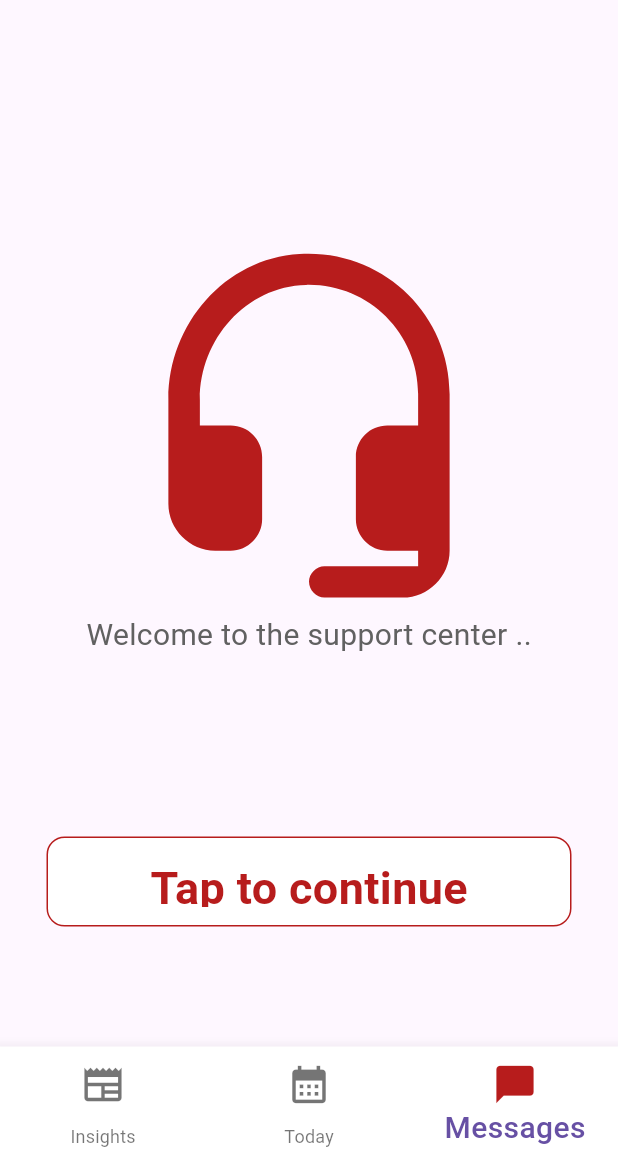
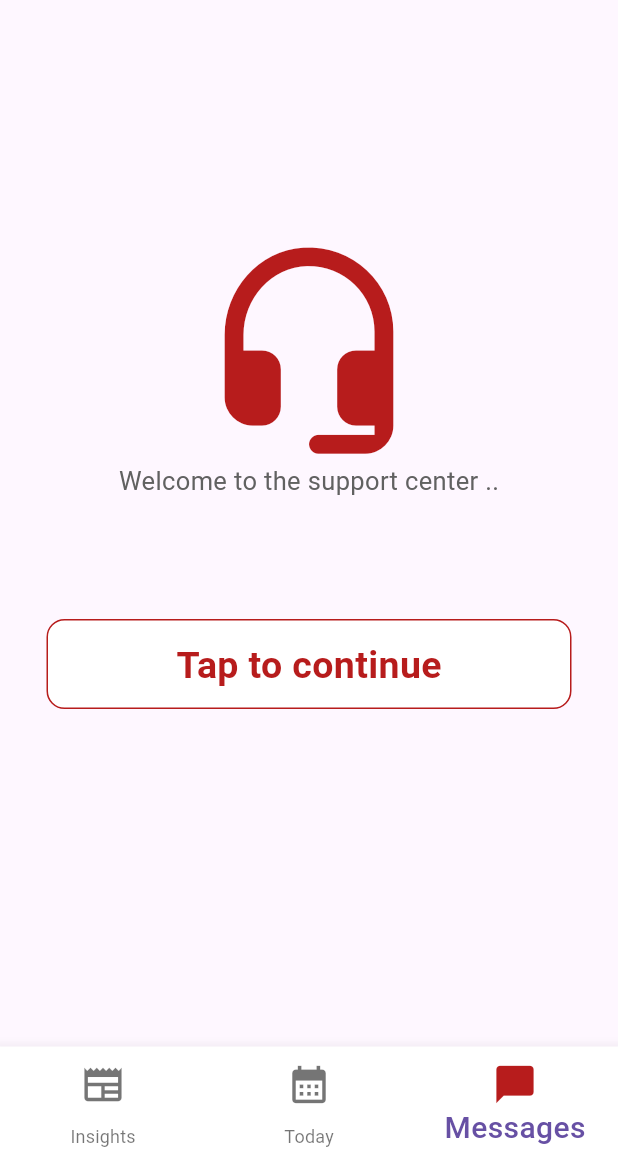
Before and after one commit to frankamale/carePulse, a Flutter app: the HomePage screen opened directly, item 3 of the bottom bar chosen, on a phone screen of 412 x 824 dp, the part 71-1236 px from its top. Run offline on Flutter 3.47's test engine with Material 3 defaults, Android fonts, the light colour scheme and no system bars; our stand-ins replace awesome_notifications, firebase_auth, firebase_core, flutter_timezone, fluttertoast; missing offline and left inert: kommunicate_flutter; accounts and stored records are empty.

Commit message:
Adding notifications

```diff
--- /dev/null
+++ b/devtools_options.yaml
@@ -0,0 +1 @@
+extensions:
--- a/lib/pages/1_home_page.dart
+++ b/lib/pages/1_home_page.dart
@@ -1,10 +1,17 @@
+import 'package:awesome_notifications/awesome_notifications.dart';
 import 'package:carepulse/pages/2_Insights.dart';
 import 'package:carepulse/pages/3_today.dart';
 import 'package:carepulse/pages/4_messages.dart';
+import 'package:carepulse/pages/schedule_medication.dart';
 import 'package:firebase_auth/firebase_auth.dart';
 import 'package:flutter/material.dart';
+import 'package:flutter/services.dart';
+import 'package:fluttertoast/fluttertoast.dart';
 
+import '../components/notifications.dart';
+import '../components/services/notificationServices.dart';
 import 'login.dart';
+
 class HomePage extends StatefulWidget {
   const HomePage({super.key});
 
@@ -13,39 +20,101 @@ class HomePage extends StatefulWidget {
 }
 
 class _HomePageState extends State<HomePage> {
+  //request for permissions
+
+  @override
+  void initState() {
+    super.initState();
+    AwesomeNotifications().isNotificationAllowed().then((isAllowed) {
+      if (!isAllowed) {
+        showDialog(
+            context: context,
+            builder: (context) =>
+                AlertDialog(
+                    title: const Text('Allow Notifications'),
+                    content:
+                    const Text('Our app would like to send notifications'),
+                    actions: [
+                      TextButton(
+                        onPressed: () {
+                          Navigator.pop(context);
+                        },
+                        child: const Text(
+                          'Don\'t Allow',
+                          style: TextStyle(color: Colors.grey, fontSize: 18),
+                        ),
+                      ),
+                      TextButton(
+                        onPressed: () =>
+                            AwesomeNotifications()
+                                .requestPermissionToSendNotifications()
+                                .then((_) => Navigator.pop(context)),
+                        child: Text(
+                          'Allow',
+                          style: TextStyle(
+                            color: Colors.red[900],
+                            fontSize: 18,
+                            fontWeight: FontWeight.bold,
+                          ),
+                        ),
+                      ),
+                    ]));
+      }
+    });
+    @pragma("vm:entry-point")
+    Future<void> onNotificationCreatedMethod(
+        ReceivedNotification receivedNotification) async {
+      ScaffoldMessengerState scaffoldMessanger = ScaffoldMessenger.of(context);
+    }
+
+    @pragma("vm:entry-point")
+    Future<void> onActionReceivedMethod(ReceivedAction receivedAction) async {
+      print('Notification tapped');
+      Navigator.pushAndRemoveUntil(
+          context,
+          MaterialPageRoute(builder: (_) => NotificationPage()),
+              (route) => false);
+    }
+  }
+
+  @override
+  void dispose() {
+    AwesomeNotifications().cancelAll();
+    super.dispose();
+  }
 
   //to store the pages to be displayed in the bottom nav bar
-  final List <Widget> _tabs =[
+  final List<Widget> _tabs = [
     const Insights(),
     const Today(),
     const Messages()
   ];
   int _currentIndex = 1;
+
   @override
   Widget build(BuildContext context) {
-
+    SystemChrome.setSystemUIOverlayStyle(SystemUiOverlayStyle.light
+        .copyWith(statusBarIconBrightness: Brightness.dark));
     return Scaffold(
       appBar: AppBar(
         elevation: 0,
         centerTitle: true,
-        title:  Text("CarePulse",
+        title: Text(
+          "CarePulse",
           style: TextStyle(
             color: Colors.red[900],
             fontWeight: FontWeight.w900,
             fontSize: 30,
-
           ),
-
         ),
-        backgroundColor: Colors.transparent,
+        // backgroundColor: Colors.transparent,
       ),
 
       //drawer menu
       drawer: Drawer(
         backgroundColor: Colors.red[900],
-        child:  Padding(
+        child: Padding(
           padding: const EdgeInsets.all(12.0),
-
           child: Column(
             mainAxisAlignment: MainAxisAlignment.spaceEvenly,
             children: [
@@ -55,68 +124,70 @@ class _HomePageState extends State<HomePage> {
                 backgroundColor: Colors.white,
               ),
 
-
-              const Column(
-
+              Column(
                 children: [
-
-                  Text("Options",
+                  const Text(
+                    "Options",
                     style: TextStyle(
                         color: Colors.white,
                         fontWeight: FontWeight.bold,
-                        fontSize: 30
+                        fontSize: 30),
                   ),
-                  ),
-
-                  ListTile(
-                    leading: Icon(Icons.notifications,
+                  const ListTile(
+                    leading: Icon(
+                      Icons.notifications,
                       color: Colors.white,
                     ),
-                    title: Text("Notifications",
+                    title: Text(
+                      "Notifications",
                       style: TextStyle(
                           color: Colors.white,
                           fontWeight: FontWeight.normal,
-                          fontSize: 20
+                          fontSize: 20),
                     ),
                   ),
-                  ),
-
-                  ListTile(
-                    leading: Icon(Icons.app_registration_outlined,
+                  const ListTile(
+                    leading: Icon(
+                      Icons.app_registration_outlined,
                       color: Colors.white,
                     ),
-                    title: Text("Appointment",
+                    title: Text(
+                      "Appointment",
                       style: TextStyle(
                           color: Colors.white,
                           fontWeight: FontWeight.normal,
-                          fontSize: 20
+                          fontSize: 20),
                     ),
                   ),
-                  ),
+                  ListTile(
+                    onTap: () {
+                      Navigator.push(context, MaterialPageRoute(
+                          builder: (context) => Medication()));
 
-                  ListTile(
-                    leading: Icon(Icons.local_shipping_rounded,
+                    },
+                    leading: const Icon(
+                      Icons.timelapse_outlined,
                       color: Colors.white,
                     ),
-                    title: Text("Place Order",
+                    title: const Text(
+                      "Schedule Medication",
                       style: TextStyle(
                           color: Colors.white,
                           fontWeight: FontWeight.normal,
-                          fontSize: 20
+                          fontSize: 20),
                     ),
                   ),
-                  ),
-
-                  ListTile(
-                    leading: Icon(Icons.question_mark_rounded,
+                  const ListTile(
+                    leading: Icon(
+                      Icons.question_mark_rounded,
                       color: Colors.white,
                     ),
-                    title: Text("FAQs",
+                    title: Text(
+                      "FAQs",
                       style: TextStyle(
                           color: Colors.white,
                           fontWeight: FontWeight.normal,
-                          fontSize: 20
-                      ),
+                          fontSize: 20),
                     ),
                   ),
                 ],
@@ -127,20 +198,24 @@ class _HomePageState extends State<HomePage> {
               ),
 
               GestureDetector(
-                onTap: (){
+                onTap: () {
                   FirebaseAuth.instance.signOut();
-                  Navigator.pushAndRemoveUntil(context, MaterialPageRoute(builder: (context) =>const Login()), (route) => false);
+                  Navigator.pushAndRemoveUntil(
+                      context,
+                      MaterialPageRoute(builder: (context) => const Login()),
+                          (route) => false);
                 },
                 child: const ListTile(
-                  leading: Icon(Icons.logout,
+                  leading: Icon(
+                    Icons.logout,
                     color: Colors.white,
                   ),
-                  title: Text("Log Out",
+                  title: Text(
+                    "Log Out",
                     style: TextStyle(
                         color: Colors.white,
                         fontWeight: FontWeight.normal,
-                        fontSize: 20
-                    ),
+                        fontSize: 20),
                   ),
                 ),
               ),
@@ -148,7 +223,6 @@ class _HomePageState extends State<HomePage> {
           ),
         ),
       ),
-
 
       bottomNavigationBar: BottomNavigationBar(
         currentIndex: _currentIndex,
@@ -164,13 +238,12 @@ class _HomePageState extends State<HomePage> {
           BottomNavigationBarItem(
               icon: Icon(Icons.messenger),
               label: 'Messages',
-            backgroundColor: Colors.red
-
-          ),
-
+              backgroundColor: Colors.red),
         ],
-        backgroundColor: Colors.white,// color for the navigation bars
-        iconSize: 30,// size of the icons
+        backgroundColor: Colors.white,
+        // color for the navigation bars
+        iconSize: 30,
+        // size of the icons
         selectedFontSize: 20,
         selectedIconTheme: IconThemeData(
           color: Colors.red[900],
@@ -178,11 +251,10 @@ class _HomePageState extends State<HomePage> {
         selectedLabelStyle: TextStyle(
             fontWeight: FontWeight.w500,
             decorationColor: Colors.red[900],
-          color: Colors.black
-        ),
+            color: Colors.black),
 
         //to enalbe switchin on the bottom nav
-        onTap: (index){
+        onTap: (index) {
           setState(() {
             _currentIndex = index;
           });
@@ -191,7 +263,6 @@ class _HomePageState extends State<HomePage> {
 
       //display the pages selected in the bottom navigation bar
       body: _tabs[_currentIndex],
-
     );
   }
 }
--- a/lib/pages/4_messages.dart
+++ b/lib/pages/4_messages.dart
@@ -23,16 +23,16 @@ class _MessagesState extends State<Messages> {
 
             Icon(
               Icons.headset_mic_rounded,
-              size: 250,
+              size: 150,
               color: Colors.red[900],
             ),
             Text('Welcome to the support center ..',
               style: TextStyle(
-                fontSize: 20,
+                fontSize: 17,
                 color: Colors.grey[700]
               ),
             ),
-            SizedBox(height: 120,),
+            SizedBox(height: 80,),
             Center(
               child: GestureDetector(
                 onTap: ()async {
@@ -52,7 +52,7 @@ class _MessagesState extends State<Messages> {
                       child: Text(
                         'Tap to continue',
                         style: TextStyle(
-                          fontSize: 30,
+                          fontSize: 25,
                           fontWeight: FontWeight.bold,
                           color: Colors.red[900]
                         ),
--- a/pubspec.yaml
+++ b/pubspec.yaml
@@ -43,6 +43,8 @@ dependencies:
   firebase_auth: ^4.15.3
   firebase_storage: ^11.5.6
   fluttertoast: ^8.2.2
+  awesome_notifications: ^0.8.0
+  flutter_timezone: ^1.0.8
 
 dev_dependencies:
   flutter_test:
```
Also changed, not shown: lib/components/mythTile.dart (+6 -3 lines), lib/components/notificationTile.dart (added, +21 -0 lines), lib/components/notifications.dart (added, +31 -0 lines), lib/components/services/notificationServices.dart (added, +49 -0 lines), lib/main.dart (+24 -4 lines), lib/models/notify.dart (added, +7 -0 lines), lib/pages/3_today.dart (+7 -5 lines), lib/pages/schedule_medication.dart (added, +101 -0 lines), pubspec.lock, 8 other files. Lines whose indentation alone changed are shown as unchanged.
